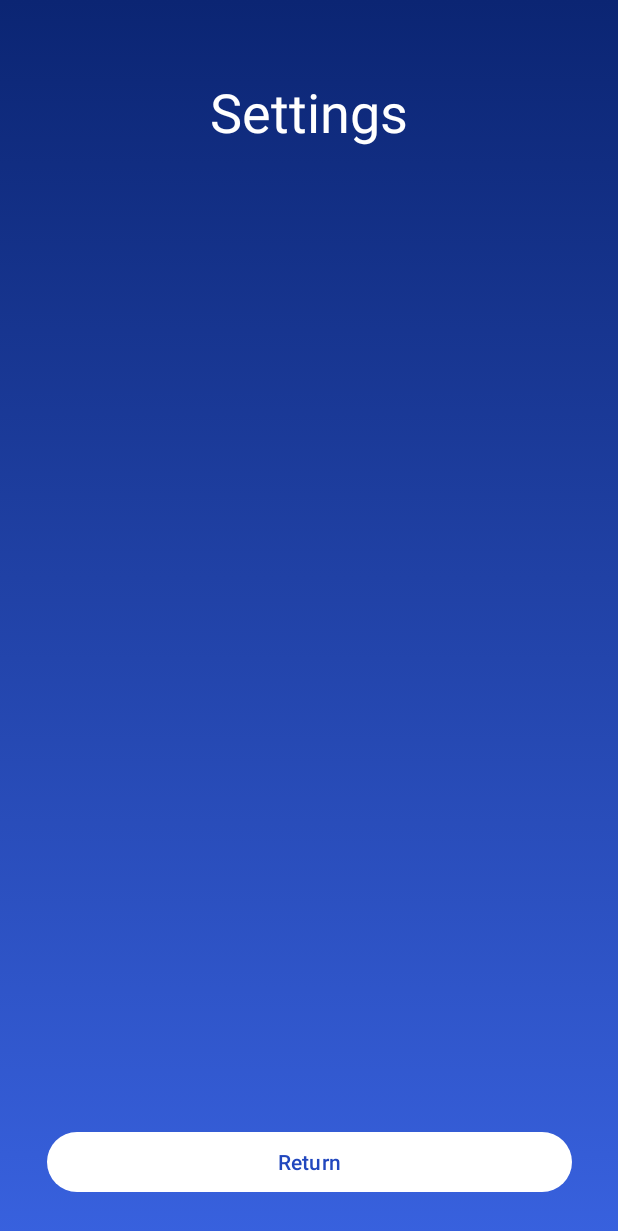
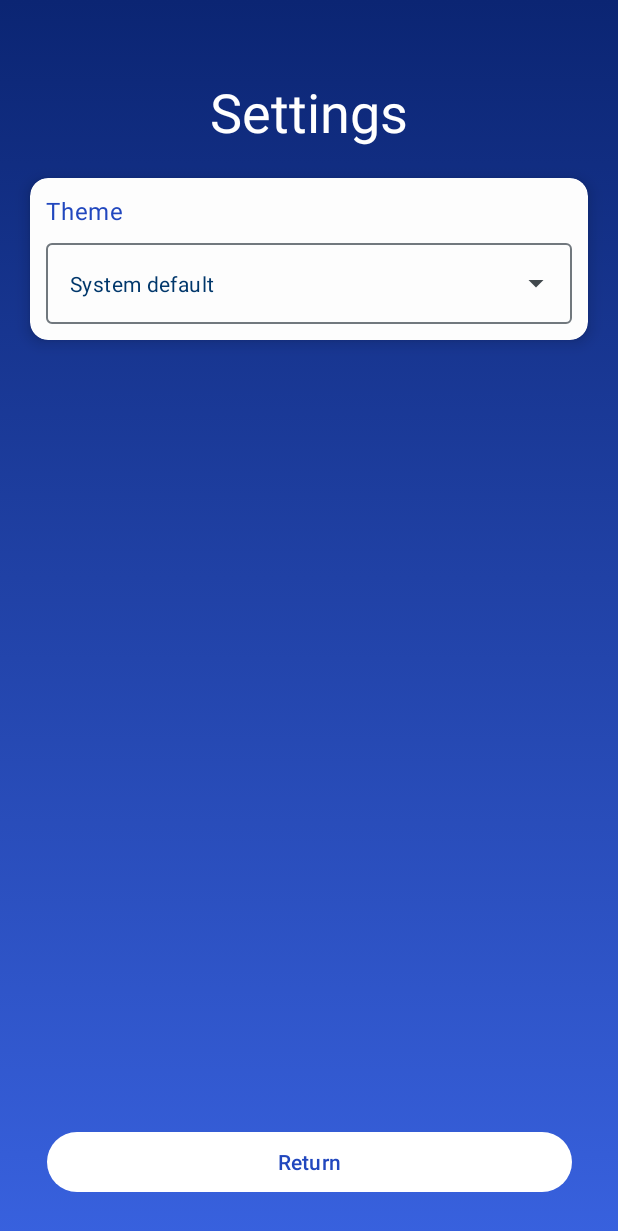
Before and after one commit to Cavarano/Projekt-zespolowy-Visimind, an Android app: the screen it shows after launch (MainActivity), after a tap on an icon or button, on a phone screen of 412 x 824 dp. Shown: the top 1231 px of the screen. Run offline under Robolectric (Android 15) with nearby library versions, the phone set to English and light mode, and no system bars; libraries missing offline, so code that uses them is left out: androidx.camera.core, androidx.camera.lifecycle, androidx.camera.view, org.tensorflow.lite; pictures from the network do not load; 3 statements that could not run were skipped; 1 other tap on this screen came first.

Commit message:
darkmode correction

```diff
--- a/trafficeye2/app/src/main/java/com/example/trafficeye2/MainActivity.kt
+++ b/trafficeye2/app/src/main/java/com/example/trafficeye2/MainActivity.kt
@@ -19,6 +19,7 @@ import android.view.animation.DecelerateInterpolator
 import android.widget.ImageButton
 import android.widget.ImageView
 import android.widget.ProgressBar
+import androidx.appcompat.app.AppCompatDelegate
 import com.example.trafficeye2.models.Box
 import okhttp3.MultipartBody
 import okhttp3.OkHttpClient
@@ -53,6 +54,9 @@ class MainActivity : AppCompatActivity() {
     @SuppressLint("MissingInflatedId")
     override fun onCreate(savedInstanceState: Bundle?) {
         super.onCreate(savedInstanceState)
+        val prefs = getSharedPreferences("settings", Context.MODE_PRIVATE)
+        val savedMode = prefs.getInt("theme_mode", AppCompatDelegate.MODE_NIGHT_FOLLOW_SYSTEM)
+        AppCompatDelegate.setDefaultNightMode(savedMode)
         setContentView(R.layout.activity_main)
 
         rootLayout = findViewById(R.id.rootLayout)
--- a/trafficeye2/app/src/main/java/com/example/trafficeye2/SettingsFragment.kt
+++ b/trafficeye2/app/src/main/java/com/example/trafficeye2/SettingsFragment.kt
@@ -6,6 +6,11 @@ import android.view.LayoutInflater
 import android.view.View
 import android.view.ViewGroup
 import android.widget.Button
+import android.content.Context
+import android.widget.ArrayAdapter
+import com.google.android.material.textfield.MaterialAutoCompleteTextView
+import androidx.appcompat.app.AppCompatDelegate
+
 
 class SettingsFragment : Fragment() {
     private lateinit var returnButton: Button
@@ -26,6 +31,34 @@ class SettingsFragment : Fragment() {
         returnButton.setOnClickListener {
             (activity as? MainActivity)?.returnToMainMenu()
         }
+
+        // Theme dropdown logic
+        val themeDropdown = view.findViewById<MaterialAutoCompleteTextView>(R.id.themeDropdown)
+        val prefs = requireContext().getSharedPreferences("settings", Context.MODE_PRIVATE)
+
+        val options = listOf("Light", "Dark", "System default")
+        val adapter = ArrayAdapter(requireContext(), android.R.layout.simple_list_item_1, options)
+        themeDropdown.setAdapter(adapter)
+
+        val savedMode = prefs.getInt("theme_mode", AppCompatDelegate.MODE_NIGHT_FOLLOW_SYSTEM)
+        themeDropdown.setText(
+            when (savedMode) {
+                AppCompatDelegate.MODE_NIGHT_NO -> "Light"
+                AppCompatDelegate.MODE_NIGHT_YES -> "Dark"
+                else -> "System default"
+            }, false
+        )
+
+        themeDropdown.setOnItemClickListener { _, _, position, _ ->
+            val selectedMode = when (position) {
+                0 -> AppCompatDelegate.MODE_NIGHT_NO
+                1 -> AppCompatDelegate.MODE_NIGHT_YES
+                else -> AppCompatDelegate.MODE_NIGHT_FOLLOW_SYSTEM
+            }
+
+            prefs.edit().putInt("theme_mode", selectedMode).apply()
+            AppCompatDelegate.setDefaultNightMode(selectedMode)
+        }
         // Inflate the layout for this fragment
         return view
 
--- a/trafficeye2/app/src/main/res/layout/fragment_settings.xml
+++ b/trafficeye2/app/src/main/res/layout/fragment_settings.xml
@@ -9,6 +9,7 @@
     android:gravity="center_horizontal">
 
     <!-- Title -->
+
     <com.google.android.material.textview.MaterialTextView
         android:id="@+id/textView"
         android:layout_width="wrap_content"
@@ -16,12 +17,72 @@
         android:layout_marginTop="50dp"
         android:text="Settings"
         android:textAppearance="@style/TextAppearance.Material3.DisplaySmall"
-        android:textColor="@color/md_theme_primary"
+        android:textColor="@color/md_theme_onSurface"
         app:layout_constraintTop_toTopOf="parent"
         app:layout_constraintStart_toStartOf="parent"
         app:layout_constraintEnd_toEndOf="parent" />
 
     <!-- Return Button -->
+    <androidx.cardview.widget.CardView
+        android:layout_width="match_parent"
+        android:layout_height="wrap_content"
+        android:layout_marginStart="20dp"
+        android:layout_marginTop="20dp"
+        android:layout_marginEnd="20dp"
+        android:layout_marginBottom="20dp"
+        app:cardElevation="6dp"
+        app:cardCornerRadius="12dp"
+        app:cardBackgroundColor="@color/md_theme_surface"
+        app:layout_constraintBottom_toTopOf="@+id/returnButton"
+        app:layout_constraintEnd_toEndOf="parent"
+        app:layout_constraintStart_toStartOf="parent"
+        app:layout_constraintTop_toBottomOf="@+id/textView"
+        app:layout_constraintVertical_bias="0.0">
+
+        <LinearLayout
+            android:layout_width="match_parent"
+            android:layout_height="match_parent"
+            android:layout_marginStart="5dp"
+            android:layout_marginTop="5dp"
+            android:layout_marginEnd="5dp"
+            android:layout_marginBottom="5dp"
+            android:orientation="vertical">
+
+            <TextView
+                android:id="@+id/textView2"
+                android:layout_width="wrap_content"
+                android:layout_height="wrap_content"
+                android:layout_weight="1"
+                android:gravity="center"
+                android:text="Theme"
+                android:textAppearance="@style/TextAppearance.Material3.BodyLarge"
+                android:textColor="@color/md_theme_onPrimary"
+                android:layout_margin="5dp"/>
+
+            <com.google.android.material.textfield.TextInputLayout
+                android:id="@+id/themeInputLayout"
+                style="@style/Widget.Material3.TextInputLayout.OutlinedBox.ExposedDropdownMenu"
+                android:layout_width="match_parent"
+                android:layout_height="wrap_content"
+                android:layout_marginStart="5dp"
+                android:layout_marginEnd="5dp"
+                android:layout_marginTop="0dp"
+                android:layout_marginBottom="5dp"
+                app:endIconMode="dropdown_menu">
+
+                <com.google.android.material.textfield.MaterialAutoCompleteTextView
+                    android:id="@+id/themeDropdown"
+                    android:layout_width="match_parent"
+                    android:layout_height="wrap_content"
+                    android:inputType="none"
+                    android:textAppearance="@style/TextAppearance.Material3.BodyMedium"
+                    android:textColor="@color/md_theme_onPrimaryContainer"
+                    tools:text="System default" />
+            </com.google.android.material.textfield.TextInputLayout>
+
+        </LinearLayout>
+    </androidx.cardview.widget.CardView>
+
     <com.google.android.material.button.MaterialButton
         android:id="@+id/returnButton"
         android:layout_width="350dp"
--- a/trafficeye2/app/src/main/res/layout/item_sign.xml
+++ b/trafficeye2/app/src/main/res/layout/item_sign.xml
@@ -9,7 +9,7 @@
     <androidx.cardview.widget.CardView
         android:layout_width="match_parent"
         android:layout_height="match_parent"
-        android:background="@color/md_theme_onSurface"
+        app:cardBackgroundColor="@color/md_theme_onSurface"
         android:layout_marginLeft="5dp"
         android:layout_marginRight="5dp"
         android:layout_marginTop="0dp"
```
Also changed, not shown: 12 other files.
